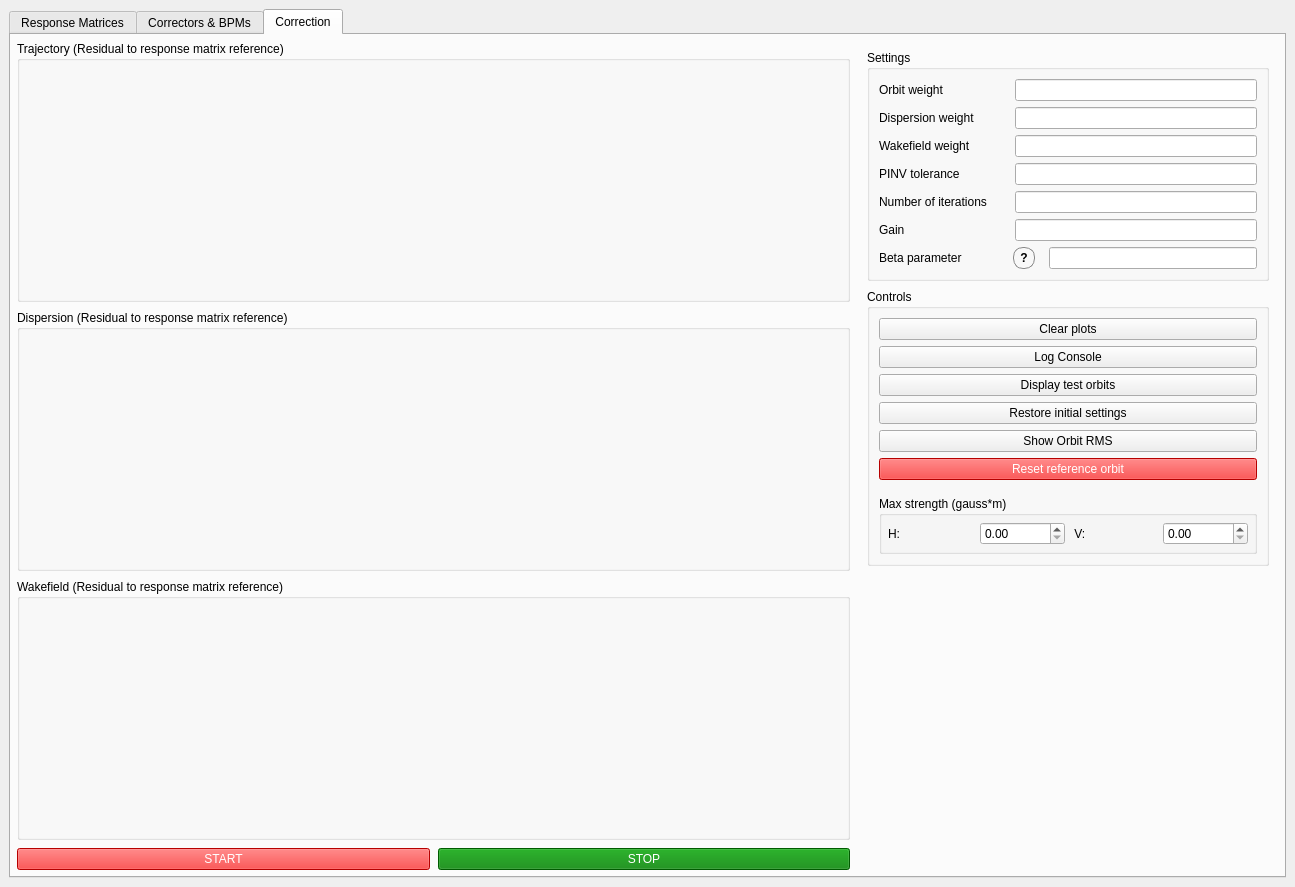
Old version of the form UI files/BBA_GUI.ui in the repository wiktoria-malek/flight-simulator.
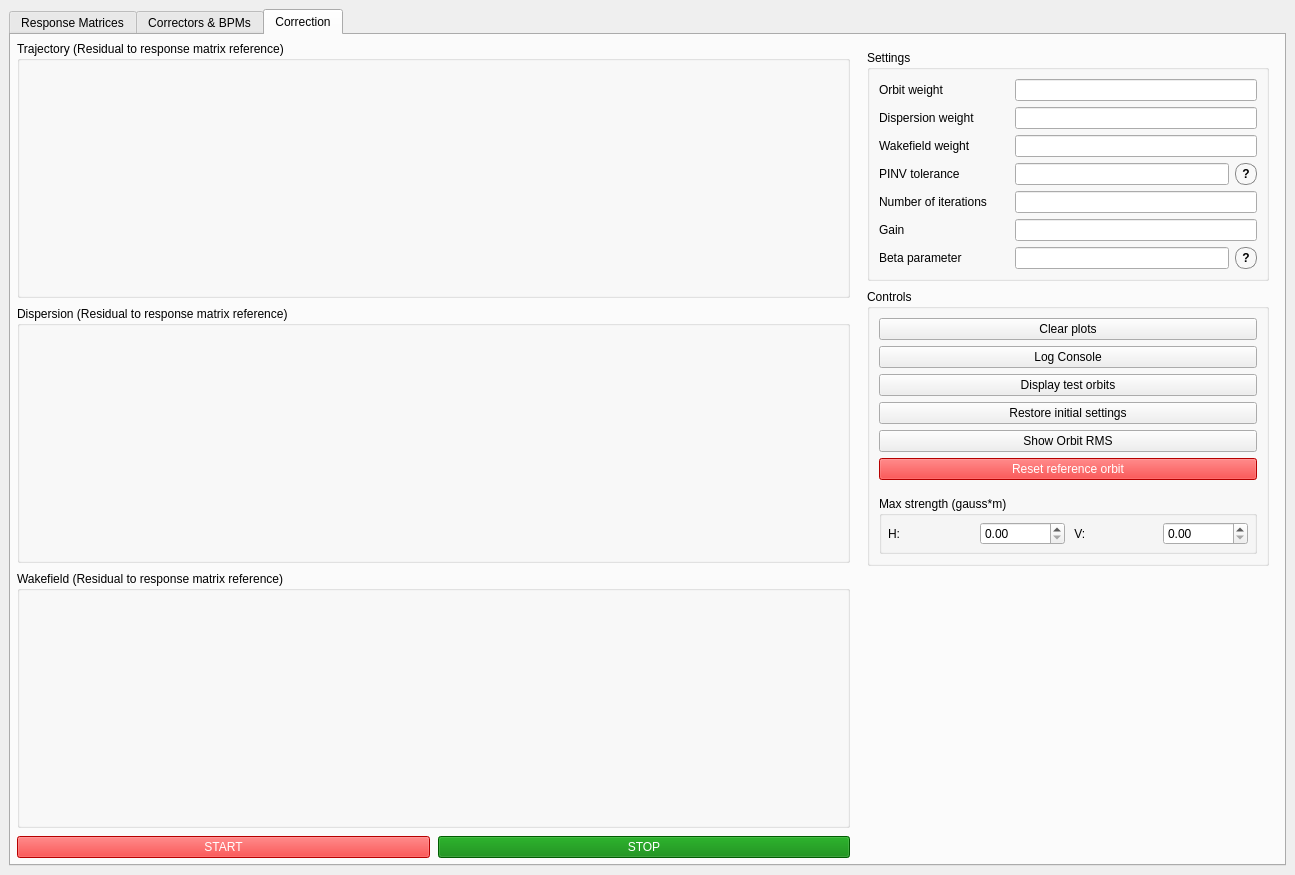
New version of the form. The open tabs and pages were chosen to show the change.

Commit message: Changes in GUI, setting nan to some BPMS to test it. Fixed LINAC interface

```diff
--- a/UI files/BBA_GUI.ui
+++ b/UI files/BBA_GUI.ui
@@ -7,7 +7,7 @@
     <x>0</x>
     <y>0</y>
     <width>1295</width>
-    <height>887</height>
+    <height>875</height>
    </rect>
   </property>
   <property name="windowTitle">
@@ -738,6 +738,49 @@
             </property>
            </widget>
           </item>
+                  <item>
+                   <widget class="QToolButton" name="pinv_tooltip">
+                    <property name="minimumSize">
+                     <size>
+                      <width>22</width>
+                      <height>22</height>
+                     </size>
+                    </property>
+                    <property name="maximumSize">
+                     <size>
+                      <width>22</width>
+                      <height>22</height>
+                     </size>
+                    </property>
+                    <property name="focusPolicy">
+                     <enum>Qt::NoFocus</enum>
+                    </property>
+                    <property name="toolTip">
+                     <string>&lt;html&gt;&lt;head/&gt;&lt;body&gt;&lt;p&gt;PINV tolerance sets the pseudoinverse cutoff. Smaller values keep more modes and give stronger but noisier correction. Larger values remove weak modes, making correction more stable but sometimes weaker.&lt;/p&gt;&lt;/body&gt;&lt;/html&gt;</string>
+                    </property>
+                    <property name="styleSheet">
+                     <string notr="true">QToolButton#pinv_tooltip {
+    border: 1px solid #888;
+    border-radius: 10px;
+    min-width: 20px;
+    max-width: 20px;
+    min-height: 20px;
+    max-height: 20px;
+    padding: 0px;
+    font-weight: bold;
+}
+QToolButton#pinv_tooltip:hover {
+    background-color: #e6e6e6;
+}</string>
+                    </property>
+                    <property name="text">
+                     <string>?</string>
+                    </property>
+                    <property name="autoRaise">
+                     <bool>true</bool>
+                    </property>
+                   </widget>
+                  </item>
          </layout>
         </item>
         <item>
@@ -844,18 +887,36 @@
               </property>
              </widget>
             </item>
+                   </layout>
+                  </item>
+                  <item>
+                   <widget class="QLineEdit" name="lineEdit_beta">
+                    <property name="sizePolicy">
+                     <sizepolicy hsizetype="Expanding" vsizetype="Fixed">
+                      <horstretch>0</horstretch>
+                      <verstretch>0</verstretch>
+                     </sizepolicy>
+                    </property>
+                    <property name="maximumSize">
+                     <size>
+                      <width>400</width>
+                      <height>16777215</height>
+                     </size>
+                    </property>
+                   </widget>
+                  </item>
             <item>
              <widget class="QToolButton" name="beta_tooltip">
               <property name="minimumSize">
                <size>
-                <width>20</width>
-                <height>20</height>
+                      <width>22</width>
+                      <height>22</height>
                </size>
               </property>
               <property name="maximumSize">
                <size>
-                <width>20</width>
-                <height>20</height>
+                      <width>22</width>
+                      <height>22</height>
                </size>
               </property>
               <property name="focusPolicy">
@@ -889,35 +950,6 @@
             </item>
            </layout>
           </item>
-          <!-- Remove horizontalSpacer_beta and replace lineEdit_beta block as specified -->
-          <item>
-           <spacer name="horizontalSpacer_beta_small">
-            <property name="orientation">
-             <enum>Qt::Horizontal</enum>
-            </property>
-            <property name="sizeType">
-             <enum>QSizePolicy::Fixed</enum>
-            </property>
-            <property name="sizeHint" stdset="0">
-             <size>
-              <width>8</width>
-              <height>20</height>
-             </size>
-            </property>
-           </spacer>
-          </item>
-          <item>
-           <widget class="QLineEdit" name="lineEdit_beta">
-            <property name="sizePolicy">
-             <sizepolicy hsizetype="Expanding" vsizetype="Fixed">
-              <horstretch>0</horstretch>
-              <verstretch>0</verstretch>
-             </sizepolicy>
-            </property>
-           </widget>
-          </item>
-         </layout>
-        </item>
        </layout>
       </widget>
      </item>
```
Left out of the diff: 2 changed lines with no effect on the pictures. Lines whose indentation alone changed are shown as unchanged. The commit also changes 4 other files.
